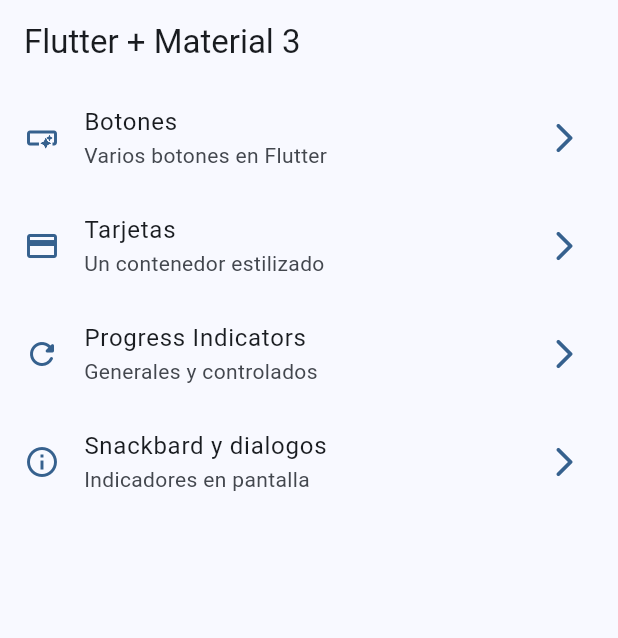
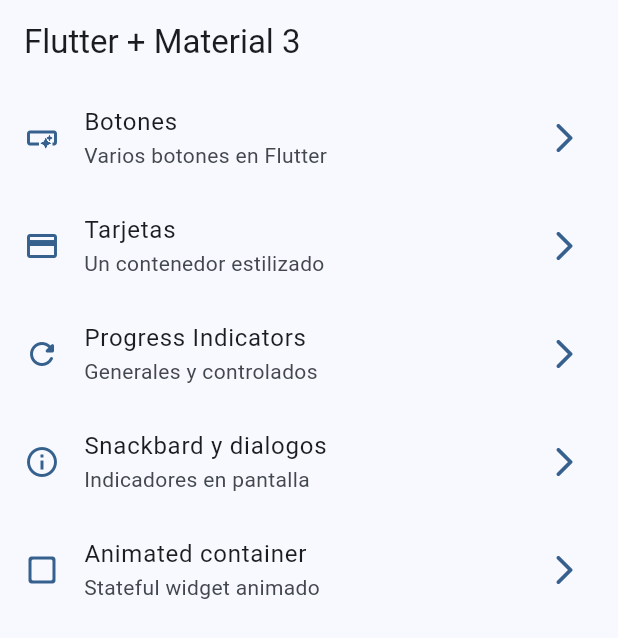
Before and after one commit to Yeison2017/fl_widgets_app, a Flutter app: the screen it shows after launch, on a phone screen of 412 x 824 dp. Shown: the top 638 px of the screen. Run offline on Flutter 3.47's test engine with Material 2 defaults, Android fonts, the phone set to English and light mode, and no system bars; our stand-ins replace go_router.

Commit message:
animated container terminado

```diff
--- a/lib/config/menu/menu_items.dart
+++ b/lib/config/menu/menu_items.dart
@@ -33,5 +33,10 @@ const appMenuItems = <MenuItem>[
       title: 'Snackbard y dialogos',
       subTitle: 'Indicadores en pantalla',
       link: '/snackbars',
-      icon: Icons.info_outline)
+      icon: Icons.info_outline),
+  MenuItem(
+      title: 'Animated container',
+      subTitle: 'Stateful widget animado',
+      link: '/animated',
+      icon: Icons.check_box_outline_blank_rounded),
 ];
--- a/lib/config/router/app_router.dart
+++ b/lib/config/router/app_router.dart
@@ -31,5 +31,10 @@ final appRouter = GoRouter(
       name: SnackbarScreen.name,
       builder: (context, state) => const SnackbarScreen(),
     ),
+    GoRoute(
+      path: '/animated',
+      name: AnimatedScreen.name,
+      builder: (context, state) => const AnimatedScreen(),
+    ),
   ],
 );
```
Also changed, not shown: lib/presentation/screens/animated/animated_screen.dart (+46 -2 lines).
